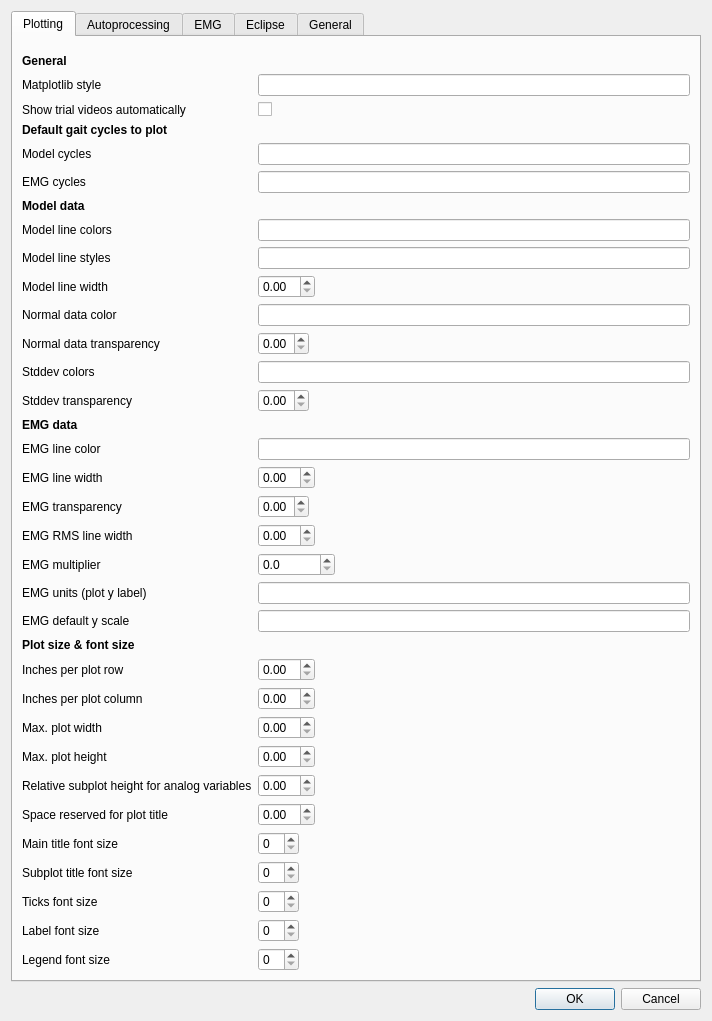
Qt form gaitutils/nexus_scripts/options_dialog.ui (NCH-Motion-Laboratory/gaitutils) before a commit.
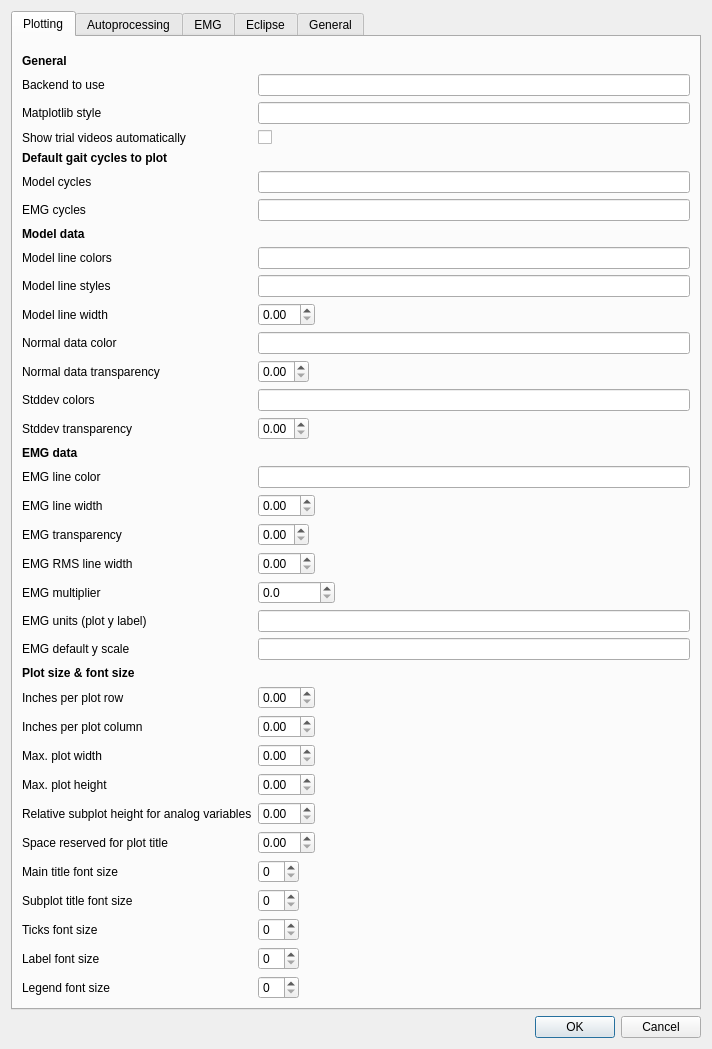
The same form after that commit. The open tabs and pages were chosen to show the change.

Commit message: wip: plotly backend

What changed in the file:
```diff
--- a/gaitutils/nexus_scripts/options_dialog.ui
+++ b/gaitutils/nexus_scripts/options_dialog.ui
@@ -62,31 +62,31 @@
            </property>
           </widget>
          </item>
-         <item row="3" column="0">
+         <item row="4" column="0">
           <widget class="QLabel" name="label_31">
            <property name="text">
             <string>Matplotlib style</string>
            </property>
           </widget>
          </item>
-         <item row="3" column="1">
+         <item row="4" column="1">
           <widget class="QLineEdit" name="cfg_mpl_style"/>
          </item>
-         <item row="4" column="0">
+         <item row="5" column="0">
           <widget class="QLabel" name="label_34">
            <property name="text">
             <string>Show trial videos automatically</string>
            </property>
           </widget>
          </item>
-         <item row="4" column="1">
+         <item row="5" column="1">
           <widget class="QCheckBox" name="cfg_show_videos">
            <property name="text">
             <string/>
            </property>
           </widget>
          </item>
-         <item row="5" column="0">
+         <item row="6" column="0">
           <widget class="QLabel" name="label_35">
            <property name="font">
             <font>
@@ -99,27 +99,27 @@
            </property>
           </widget>
          </item>
-         <item row="6" column="0">
+         <item row="7" column="0">
           <widget class="QLabel" name="label_36">
            <property name="text">
             <string>Model cycles</string>
            </property>
           </widget>
          </item>
-         <item row="6" column="1">
+         <item row="7" column="1">
           <widget class="QLineEdit" name="cfg_default_model_cycles"/>
          </item>
-         <item row="7" column="0">
+         <item row="8" column="0">
           <widget class="QLabel" name="label_37">
            <property name="text">
             <string>EMG cycles</string>
            </property>
           </widget>
          </item>
-         <item row="7" column="1">
+         <item row="8" column="1">
           <widget class="QLineEdit" name="cfg_default_emg_cycles"/>
          </item>
-         <item row="8" column="0">
+         <item row="9" column="0">
           <widget class="QLabel" name="label_29">
            <property name="font">
             <font>
@@ -132,34 +132,34 @@
            </property>
           </widget>
          </item>
-         <item row="9" column="0">
+         <item row="10" column="0">
           <widget class="QLabel" name="label_45">
            <property name="text">
             <string>Model line colors</string>
            </property>
           </widget>
          </item>
-         <item row="9" column="1">
+         <item row="10" column="1">
           <widget class="QLineEdit" name="cfg_model_tracecolors"/>
          </item>
-         <item row="10" column="0">
+         <item row="11" column="0">
           <widget class="QLabel" name="label_38">
            <property name="text">
             <string>Model line styles</string>
            </property>
           </widget>
          </item>
-         <item row="10" column="1">
+         <item row="11" column="1">
           <widget class="QLineEdit" name="cfg_model_linestyles"/>
          </item>
-         <item row="11" column="0">
+         <item row="12" column="0">
           <widget class="QLabel" name="label_39">
            <property name="text">
             <string>Model line width</string>
            </property>
           </widget>
          </item>
-         <item row="11" column="1">
+         <item row="12" column="1">
           <widget class="QDoubleSpinBox" name="cfg_model_linewidth">
            <property name="sizePolicy">
             <sizepolicy hsizetype="Fixed" vsizetype="Fixed">
@@ -175,24 +175,24 @@
            </property>
           </widget>
          </item>
-         <item row="13" column="0">
+         <item row="14" column="0">
           <widget class="QLabel" name="label_41">
            <property name="text">
             <string>Normal data color</string>
            </property>
           </widget>
          </item>
-         <item row="13" column="1">
+         <item row="14" column="1">
           <widget class="QLineEdit" name="cfg_model_normals_color"/>
          </item>
-         <item row="14" column="0">
+         <item row="15" column="0">
           <widget class="QLabel" name="label_40">
            <property name="text">
             <string>Normal data transparency</string>
            </property>
           </widget>
          </item>
-         <item row="14" column="1">
+         <item row="15" column="1">
           <widget class="QDoubleSpinBox" name="cfg_model_normals_alpha">
            <property name="sizePolicy">
             <sizepolicy hsizetype="Fixed" vsizetype="Fixed">
@@ -208,24 +208,24 @@
            </property>
           </widget>
          </item>
-         <item row="15" column="0">
+         <item row="16" column="0">
           <widget class="QLabel" name="label_48">
            <property name="text">
             <string>Stddev colors</string>
            </property>
           </widget>
          </item>
-         <item row="15" column="1">
+         <item row="16" column="1">
           <widget class="QLineEdit" name="cfg_model_stddev_colors"/>
          </item>
-         <item row="16" column="0">
+         <item row="17" column="0">
           <widget class="QLabel" name="label_49">
            <property name="text">
             <string>Stddev transparency</string>
            </property>
           </widget>
          </item>
-         <item row="16" column="1">
+         <item row="17" column="1">
           <widget class="QDoubleSpinBox" name="cfg_model_stddev_alpha">
            <property name="sizePolicy">
             <sizepolicy hsizetype="Fixed" vsizetype="Fixed">
@@ -241,7 +241,7 @@
            </property>
           </widget>
          </item>
-         <item row="17" column="0">
+         <item row="18" column="0">
           <widget class="QLabel" name="label_30">
            <property name="font">
             <font>
@@ -254,24 +254,24 @@
            </property>
           </widget>
          </item>
-         <item row="18" column="0">
+         <item row="19" column="0">
           <widget class="QLabel" name="label_46">
            <property name="text">
             <string>EMG line color</string>
            </property>
           </widget>
          </item>
-         <item row="18" column="1">
+         <item row="19" column="1">
           <widget class="QLineEdit" name="cfg_emg_tracecolor"/>
          </item>
-         <item row="19" column="0">
+         <item row="20" column="0">
           <widget class="QLabel" name="label_42">
            <property name="text">
             <string>EMG line width</string>
            </property>
           </widget>
          </item>
-         <item row="19" column="1">
+         <item row="20" column="1">
           <widget class="QDoubleSpinBox" name="cfg_emg_linewidth">
            <property name="sizePolicy">
             <sizepolicy hsizetype="Fixed" vsizetype="Fixed">
@@ -287,14 +287,14 @@
            </property>
           </widget>
          </item>
-         <item row="20" column="0">
+         <item row="21" column="0">
           <widget class="QLabel" name="label_44">
            <property name="text">
             <string>EMG transparency</string>
            </property>
           </widget>
          </item>
-         <item row="20" column="1">
+         <item row="21" column="1">
           <widget class="QDoubleSpinBox" name="cfg_emg_alpha">
            <property name="sizePolicy">
             <sizepolicy hsizetype="Fixed" vsizetype="Fixed">
@@ -310,14 +310,14 @@
            </property>
           </widget>
          </item>
-         <item row="21" column="0">
+         <item row="22" column="0">
           <widget class="QLabel" name="label_43">
            <property name="text">
             <string>EMG RMS line width</string>
            </property>
           </widget>
          </item>
-         <item row="21" column="1">
+         <item row="22" column="1">
           <widget class="QDoubleSpinBox" name="cfg_emg_rms_linewidth">
            <property name="sizePolicy">
             <sizepolicy hsizetype="Fixed" vsizetype="Fixed">
@@ -333,14 +333,14 @@
            </property>
           </widget>
          </item>
-         <item row="22" column="0">
+         <item row="23" column="0">
           <widget class="QLabel" name="label_7">
            <property name="text">
             <string>EMG multiplier</string>
            </property>
           </widget>
          </item>
-         <item row="22" column="1">
+         <item row="23" column="1">
           <widget class="QDoubleSpinBox" name="cfg_emg_multiplier">
            <property name="sizePolicy">
             <sizepolicy hsizetype="Fixed" vsizetype="Fixed">
@@ -359,27 +359,27 @@
            </property>
           </widget>
          </item>
-         <item row="23" column="0">
+         <item row="24" column="0">
           <widget class="QLabel" name="label">
            <property name="text">
             <string>EMG units (plot y label)</string>
            </property>
           </widget>
          </item>
-         <item row="23" column="1">
+         <item row="24" column="1">
           <widget class="QLineEdit" name="cfg_emg_ylabel"/>
          </item>
-         <item row="24" column="0">
+         <item row="25" column="0">
           <widget class="QLabel" name="label_47">
            <property name="text">
             <string>EMG default y scale</string>
            </property>
           </widget>
          </item>
-         <item row="24" column="1">
+         <item row="25" column="1">
           <widget class="QLineEdit" name="cfg_emg_yscale"/>
          </item>
-         <item row="25" column="0">
+         <item row="26" column="0">
           <widget class="QLabel" name="label_32">
            <property name="font">
             <font>
@@ -392,14 +392,14 @@
            </property>
           </widget>
          </item>
-         <item row="26" column="0">
+         <item row="27" column="0">
           <widget class="QLabel" name="label_56">
            <property name="text">
             <string>Inches per plot row</string>
            </property>
           </widget>
          </item>
-         <item row="26" column="1">
+         <item row="27" column="1">
           <widget class="QDoubleSpinBox" name="cfg_inch_per_row">
            <property name="sizePolicy">
             <sizepolicy hsizetype="Fixed" vsizetype="Fixed">
@@ -409,14 +409,14 @@
            </property>
           </widget>
          </item>
-         <item row="27" column="0">
+         <item row="28" column="0">
           <widget class="QLabel" name="label_57">
            <property name="text">
             <string>Inches per plot column</string>
            </property>
           </widget>
          </item>
-         <item row="27" column="1">
+         <item row="28" column="1">
           <widget class="QDoubleSpinBox" name="cfg_inch_per_col">
            <property name="sizePolicy">
             <sizepolicy hsizetype="Fixed" vsizetype="Fixed">
@@ -426,14 +426,14 @@
            </property>
           </widget>
          </item>
-         <item row="28" column="0">
+         <item row="29" column="0">
           <widget class="QLabel" name="label_50">
            <property name="text">
             <string>Max. plot width</string>
            </property>
           </widget>
          </item>
-         <item row="28" column="1">
+         <item row="29" column="1">
           <widget class="QDoubleSpinBox" name="cfg_maxw">
            <property name="sizePolicy">
             <sizepolicy hsizetype="Fixed" vsizetype="Fixed">
@@ -443,14 +443,14 @@
            </property>
           </widget>
          </item>
-         <item row="29" column="0">
+         <item row="30" column="0">
           <widget class="QLabel" name="label_51">
            <property name="text">
             <string>Max. plot height</string>
            </property>
           </widget>
          </item>
-         <item row="29" column="1">
+         <item row="30" column="1">
           <widget class="QDoubleSpinBox" name="cfg_maxh">
            <property name="sizePolicy">
             <sizepolicy hsizetype="Fixed" vsizetype="Fixed">
@@ -460,14 +460,14 @@
            </property>
           </widget>
          </item>
-         <item row="30" column="0">
+         <item row="31" column="0">
           <widget class="QLabel" name="label_33">
            <property name="text">
             <string>Relative subplot height for analog variables</string>
            </property>
           </widget>
          </item>
-         <item row="30" column="1">
+         <item row="31" column="1">
           <widget class="QDoubleSpinBox" name="cfg_analog_plotheight">
            <property name="sizePolicy">
             <sizepolicy hsizetype="Fixed" vsizetype="Fixed">
@@ -477,14 +477,14 @@
            </property>
           </widget>
          </item>
-         <item row="31" column="0">
+         <item row="32" column="0">
           <widget class="QLabel" name="label_52">
            <property name="text">
             <string>Space reserved for plot title</string>
            </property>
           </widget>
          </item>
-         <item row="31" column="1">
+         <item row="32" column="1">
           <widget class="QDoubleSpinBox" name="cfg_titlespace">
            <property name="sizePolicy">
             <sizepolicy hsizetype="Fixed" vsizetype="Fixed">
@@ -494,14 +494,14 @@
            </property>
           </widget>
          </item>
-         <item row="32" column="0">
+         <item row="33" column="0">
           <widget class="QLabel" name="label_53">
            <property name="text">
             <string>Main title font size</string>
            </property>
           </widget>
          </item>
-         <item row="32" column="1">
+         <item row="33" column="1">
           <widget class="QSpinBox" name="cfg_maintitle_fontsize">
            <property name="sizePolicy">
             <sizepolicy hsizetype="Fixed" vsizetype="Fixed">
@@ -511,14 +511,14 @@
            </property>
           </widget>
          </item>
-         <item row="33" column="0">
+         <item row="34" column="0">
           <widget class="QLabel" name="label_59">
            <property name="text">
             <string>Subplot title font size</string>
            </property>
           </widget>
          </item>
-         <item row="33" column="1">
+         <item row="34" column="1">
           <widget class="QSpinBox" name="cfg_title_fontsize">
            <property name="sizePolicy">
             <sizepolicy hsizetype="Fixed" vsizetype="Fixed">
@@ -528,14 +528,14 @@
            </property>
           </widget>
          </item>
-         <item row="34" column="0">
+         <item row="35" column="0">
           <widget class="QLabel" name="label_54">
            <property name="text">
             <string>Ticks font size</string>
            </property>
           </widget>
          </item>
-         <item row="34" column="1">
+         <item row="35" column="1">
           <widget class="QSpinBox" name="cfg_ticks_fontsize">
            <property name="sizePolicy">
             <sizepolicy hsizetype="Fixed" vsizetype="Fixed">
@@ -545,14 +545,14 @@
            </property>
           </widget>
          </item>
-         <item row="35" column="0">
+         <item row="36" column="0">
           <widget class="QLabel" name="label_55">
            <property name="text">
             <string>Label font size</string>
            </property>
           </widget>
          </item>
-         <item row="35" column="1">
+         <item row="36" column="1">
           <widget class="QSpinBox" name="cfg_label_fontsize">
            <property name="sizePolicy">
             <sizepolicy hsizetype="Fixed" vsizetype="Fixed">
@@ -562,14 +562,14 @@
            </property>
           </widget>
          </item>
-         <item row="36" column="0">
+         <item row="37" column="0">
           <widget class="QLabel" name="label_58">
            <property name="text">
             <string>Legend font size</string>
            </property>
           </widget>
          </item>
-         <item row="36" column="1">
+         <item row="37" column="1">
           <widget class="QSpinBox" name="cfg_legend_fontsize">
            <property name="sizePolicy">
             <sizepolicy hsizetype="Fixed" vsizetype="Fixed">
@@ -579,6 +579,16 @@
            </property>
           </widget>
          </item>
+         <item row="3" column="0">
+          <widget class="QLabel" name="label_67">
+           <property name="text">
+            <string>Backend to use</string>
+           </property>
+          </widget>
+         </item>
+         <item row="3" column="1">
+          <widget class="QLineEdit" name="cfg_backend"/>
+         </item>
         </layout>
        </item>
       </layout>
```
Left out of the diff: 2 changed lines with no effect on the pictures. The commit also changes 2 other files.
